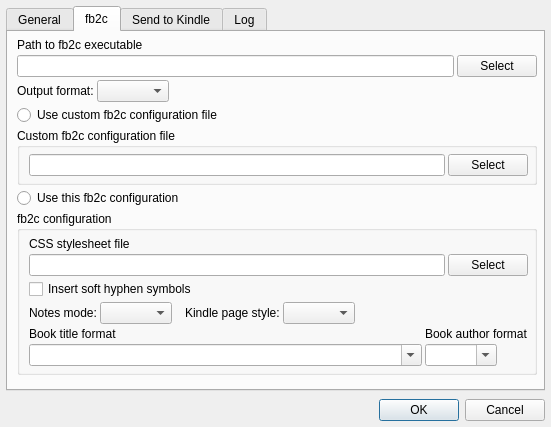
dnkorpushov/libro, file designer/preferencesdialog.ui: the form before one commit.
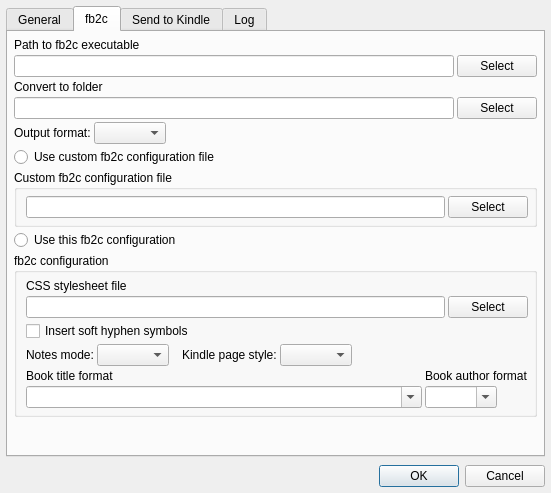
The form after the commit. The open tabs and pages were chosen to show the change.

The edit to the form file:
```diff
--- a/designer/preferencesdialog.ui
+++ b/designer/preferencesdialog.ui
@@ -7,7 +7,7 @@
     <x>0</x>
     <y>0</y>
     <width>551</width>
-    <height>427</height>
+    <height>493</height>
    </rect>
   </property>
   <property name="windowTitle">
@@ -187,6 +187,9 @@
        <property name="spacing">
         <number>3</number>
        </property>
+       <property name="leftMargin">
+        <number>6</number>
+       </property>
        <property name="topMargin">
         <number>6</number>
        </property>
@@ -220,6 +223,30 @@
          </item>
         </layout>
        </item>
+       <item>
+        <widget class="QLabel" name="label_4">
+         <property name="text">
+          <string>Convert to folder</string>
+         </property>
+        </widget>
+       </item>
+       <item>
+        <layout class="QHBoxLayout" name="horizontalLayout_6">
+         <property name="spacing">
+          <number>3</number>
+         </property>
+         <item>
+          <widget class="QLineEdit" name="convertToFolderEdit"/>
+         </item>
+         <item>
+          <widget class="QPushButton" name="convertToFolderSelectButton">
+           <property name="text">
+            <string>Select</string>
+           </property>
+          </widget>
+         </item>
+        </layout>
+       </item>
        <item>
         <layout class="QHBoxLayout" name="horizontalLayout_5">
          <item>
@@ -464,7 +491,7 @@
          <property name="sizeHint" stdset="0">
           <size>
            <width>20</width>
-           <height>19</height>
+           <height>41</height>
           </size>
          </property>
         </spacer>
```
Left out of the diff: 84 changed lines with no effect on the pictures.
